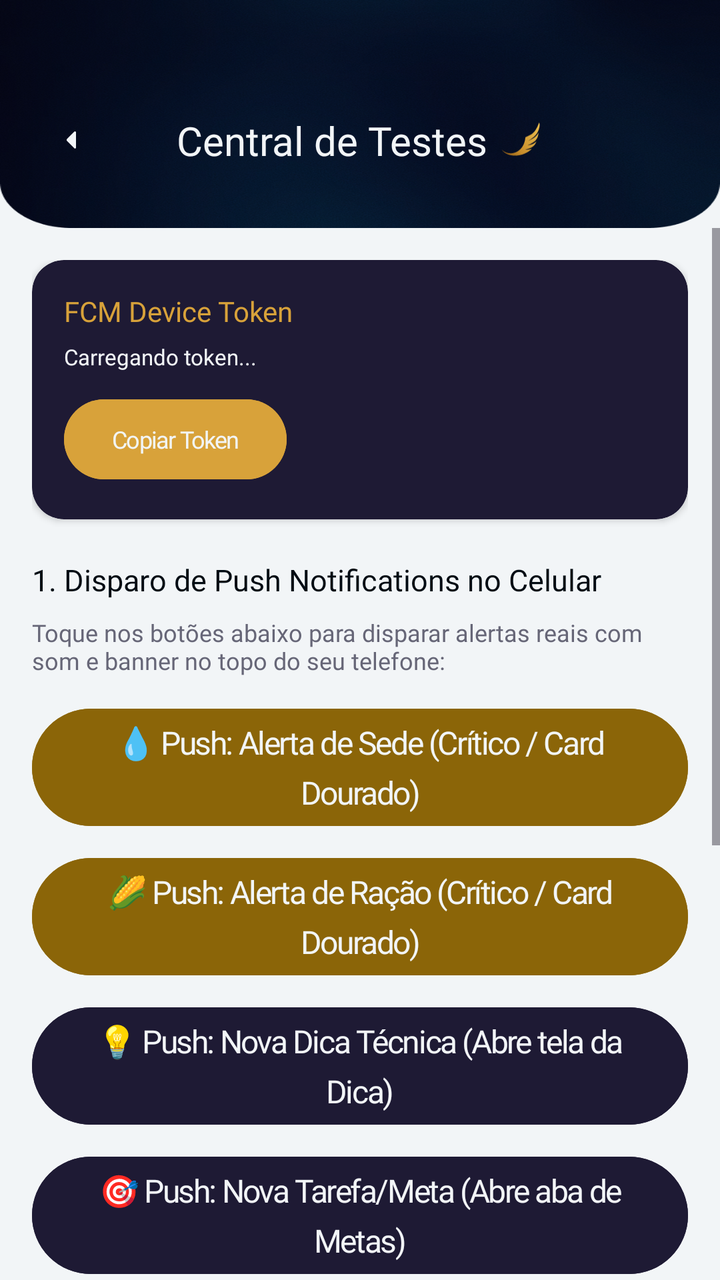
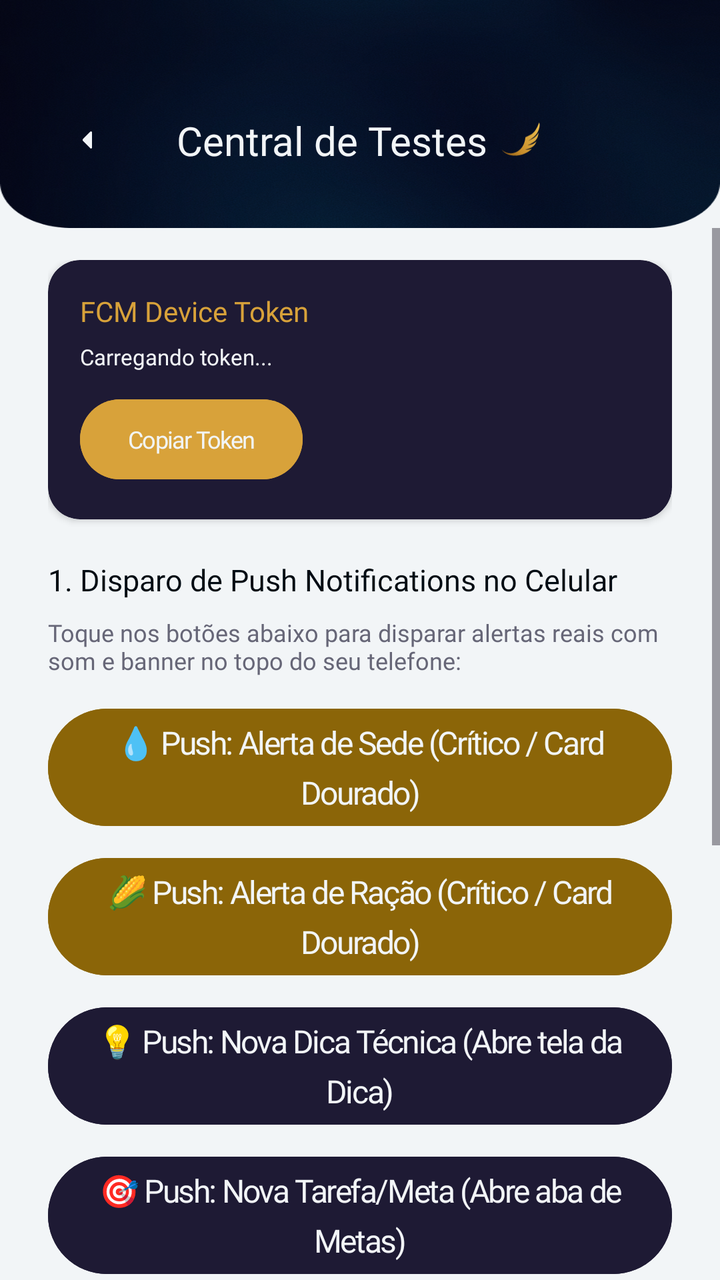

An Android layout rendered at two revisions. The XML below is the earlier revision; the diff shows what the commit changed to produce the second picture.
<!-- AndroidManifest.xml: application theme Theme.Ouros -->
<!-- res/layout/activity_notification_test.xml -->
<?xml version="1.0" encoding="utf-8"?>
<androidx.constraintlayout.widget.ConstraintLayout xmlns:android="http://schemas.android.com/apk/res/android"
    xmlns:app="http://schemas.android.com/apk/res-auto"
    xmlns:tools="http://schemas.android.com/tools"
    android:layout_width="match_parent"
    android:layout_height="match_parent"
    android:background="@color/white">

    
    <androidx.constraintlayout.widget.ConstraintLayout
        android:id="@+id/headerTest"
        android:layout_width="0dp"
        android:layout_height="wrap_content"
        android:background="@drawable/header_background"
        android:paddingStart="16dp"
        android:paddingTop="50dp"
        android:paddingEnd="16dp"
        android:paddingBottom="24dp"
        app:layout_constraintEnd_toEndOf="parent"
        app:layout_constraintStart_toStartOf="parent"
        app:layout_constraintTop_toTopOf="parent">

        <ImageView
            android:id="@+id/btnBack"
            android:layout_width="40dp"
            android:layout_height="40dp"
            android:background="?android:attr/selectableItemBackgroundBorderless"
            android:contentDescription="Voltar"
            android:padding="8dp"
            android:src="@drawable/ic_arrow_left"
            app:layout_constraintBottom_toBottomOf="parent"
            app:layout_constraintStart_toStartOf="parent"
            app:layout_constraintTop_toTopOf="parent"
            app:tint="@color/white" />

        <LinearLayout
            android:layout_width="wrap_content"
            android:layout_height="wrap_content"
            android:gravity="center"
            android:orientation="horizontal"
            app:layout_constraintBottom_toBottomOf="parent"
            app:layout_constraintEnd_toEndOf="parent"
            app:layout_constraintStart_toStartOf="parent"
            app:layout_constraintTop_toTopOf="parent">

            <TextView
                android:layout_width="wrap_content"
                android:layout_height="wrap_content"
                android:fontFamily="@font/poppins_semibold"
                android:text="Central de Testes"
                android:textColor="@color/white"
                android:textSize="20sp" />

            <ImageView
                android:layout_width="22dp"
                android:layout_height="22dp"
                android:layout_marginStart="6dp"
                android:contentDescription="Asa Ouros"
                android:src="@drawable/ouros_goldwings" />

        </LinearLayout>

    </androidx.constraintlayout.widget.ConstraintLayout>

    <ScrollView
        android:layout_width="0dp"
        android:layout_height="0dp"
        android:clipToPadding="false"
        android:fillViewport="true"
        android:paddingBottom="32dp"
        app:layout_constraintBottom_toBottomOf="parent"
        app:layout_constraintEnd_toEndOf="parent"
        app:layout_constraintStart_toStartOf="parent"
        app:layout_constraintTop_toBottomOf="@id/headerTest">

        <LinearLayout
            android:layout_width="match_parent"
            android:layout_height="wrap_content"
            android:orientation="vertical"
            android:padding="16dp">

            
            <com.google.android.material.card.MaterialCardView
                android:layout_width="match_parent"
                android:layout_height="wrap_content"
                app:cardBackgroundColor="@color/notification_dark"
                app:cardCornerRadius="16dp"
                app:cardElevation="2dp"
                app:strokeWidth="0dp">

                <LinearLayout
                    android:layout_width="match_parent"
                    android:layout_height="wrap_content"
                    android:orientation="vertical"
                    android:padding="16dp">

                    <TextView
                        android:layout_width="wrap_content"
                        android:layout_height="wrap_content"
                        android:fontFamily="@font/poppins_semibold"
                        android:text="FCM Device Token"
                        android:textColor="@color/gold"
                        android:textSize="14sp" />

                    <TextView
                        android:id="@+id/txtFcmToken"
                        android:layout_width="match_parent"
                        android:layout_height="wrap_content"
                        android:layout_marginTop="6dp"
                        android:fontFamily="@font/poppins_regular"
                        android:lineHeight="18dp"
                        android:text="Carregando token..."
                        android:textColor="@color/white"
                        android:textSize="11sp" />

                    <Button
                        android:id="@+id/btnCopyToken"
                        style="@style/text_button"
                        android:layout_width="wrap_content"
                        android:layout_height="wrap_content"
                        android:layout_marginTop="10dp"
                        android:backgroundTint="@color/gold"
                        android:text="Copiar Token"
                        android:textColor="@color/white"
                        android:textSize="12sp" />

                </LinearLayout>

            </com.google.android.material.card.MaterialCardView>

            
            <TextView
                android:layout_width="wrap_content"
                android:layout_height="wrap_content"
                android:layout_marginTop="20dp"
                android:layout_marginBottom="8dp"
                android:fontFamily="@font/poppins_bold"
                android:text="1. Disparo de Push Notifications no Celular"
                android:textColor="@color/black"
                android:textSize="15sp" />

            <TextView
                android:layout_width="wrap_content"
                android:layout_height="wrap_content"
                android:layout_marginBottom="12dp"
                android:fontFamily="@font/poppins_regular"
                android:text="Toque nos botões abaixo para disparar alertas reais com som e banner no topo do seu telefone:"
                android:textColor="#666677"
                android:textSize="12sp" />

            <Button
                android:id="@+id/btnTestPushWater"
                style="@style/text_button"
                android:layout_width="match_parent"
                android:layout_height="wrap_content"
                android:layout_marginBottom="8dp"
                android:backgroundTint="#8B6508"
                android:text="💧 Push: Alerta de Sede (Crítico / Card Dourado)"
                android:textColor="@color/white" />

            <Button
                android:id="@+id/btnTestPushFeed"
                style="@style/text_button"
                android:layout_width="match_parent"
                android:layout_height="wrap_content"
                android:layout_marginBottom="8dp"
                android:backgroundTint="#8B6508"
                android:text="🌽 Push: Alerta de Ração (Crítico / Card Dourado)"
                android:textColor="@color/white" />

            <Button
                android:id="@+id/btnTestPushTip"
                style="@style/text_button"
                android:layout_width="match_parent"
                android:layout_height="wrap_content"
                android:layout_marginBottom="8dp"
                android:backgroundTint="@color/notification_dark"
                android:text="💡 Push: Nova Dica Técnica (Abre tela da Dica)"
                android:textColor="@color/white" />

            <Button
                android:id="@+id/btnTestPushGoal"
                style="@style/text_button"
                android:layout_width="match_parent"
                android:layout_height="wrap_content"
                android:layout_marginBottom="8dp"
                android:backgroundTint="@color/notification_dark"
                android:text="🎯 Push: Nova Tarefa/Meta (Abre aba de Metas)"
                android:textColor="@color/white" />

            <Button
                android:id="@+id/btnTestPushRank"
                style="@style/text_button"
                android:layout_width="match_parent"
                android:layout_height="wrap_content"
                android:layout_marginBottom="8dp"
                android:backgroundTint="@color/notification_dark"
                android:text="🏆 Push: Novo Ranking (Abre aba de Ranking)"
                android:textColor="@color/white" />

            
            <TextView
                android:layout_width="wrap_content"
                android:layout_height="wrap_content"
                android:layout_marginTop="20dp"
                android:layout_marginBottom="8dp"
                android:fontFamily="@font/poppins_bold"
                android:text="2. Navegar Diretamente para as Telas"
                android:textColor="@color/black"
                android:textSize="15sp" />

            <Button
                android:id="@+id/btnOpenNotificationsScreen"
                style="@style/text_button"
                android:layout_width="match_parent"
                android:layout_height="wrap_content"
                android:layout_marginBottom="8dp"
                android:backgroundTint="@color/blue"
                android:text="🔔 Abrir Central de Notificações"
                android:textColor="@color/white" />

            <Button
                android:id="@+id/btnOpenTipScreen"
                style="@style/text_button"
                android:layout_width="match_parent"
                android:layout_height="wrap_content"
                android:layout_marginBottom="8dp"
                android:backgroundTint="@color/blue"
                android:text="📖 Abrir Tela de Detalhes da Dica"
                android:textColor="@color/white" />

            <Button
                android:id="@+id/btnOpenGoalsTab"
                style="@style/text_button"
                android:layout_width="match_parent"
                android:layout_height="wrap_content"
                android:layout_marginBottom="8dp"
                android:backgroundTint="@color/blue"
                android:text="🎯 Abrir Aba de Metas na MainActivity"
                android:textColor="@color/white" />

        </LinearLayout>

    </ScrollView>

</androidx.constraintlayout.widget.ConstraintLayout>
<!-- resources referenced by this layout -->
<resources>
  <color name="black">#010B13</color>
  <color name="blue">#171438</color>
  <color name="gold">#D8A23A</color>
  <color name="notification_dark">#1E1A34</color>
  <color name="white">#F2F5F7</color>
  <!-- drawable header_background: png bitmap (drawable, 378721 bytes) -->
  <!-- drawable ic_arrow_left (drawable) -->
  <vector xmlns:android="http://schemas.android.com/apk/res/android" android:autoMirrored="true" android:height="24dp" android:tint="#010B13" android:viewportHeight="960" android:viewportWidth="960" android:width="24dp">
  
      <path android:fillColor="@android:color/white" android:pathData="M526,646L381,501Q376,496 374,491Q372,486 372,480Q372,474 374,469Q376,464 381,459L526,314Q529,311 532.5,309.5Q536,308 540,308Q548,308 554,313.5Q560,319 560,328L560,632Q560,641 554,646.5Q548,652 540,652Q538,652 526,646Z"/>
  
  </vector>
  <!-- drawable ouros_goldwings (drawable) -->
  <vector xmlns:android="http://schemas.android.com/apk/res/android"
      xmlns:aapt="http://schemas.android.com/aapt"
      android:width="42dp"
      android:height="38dp"
      android:viewportWidth="42"
      android:viewportHeight="38">
    <path
        android:pathData="M24.864,16.379C23.699,30.933 10.038,35.613 2.339,28.25C7.825,36.241 23.096,35.499 31.153,27.28C28.477,28.04 27.05,28.258 24.677,28.136C31.254,26.553 33.705,24.792 35.485,20.374C32.897,22.543 31.346,23.334 26.844,24.084C34.935,20.61 36.854,17.829 37.445,11.984C35.615,14.968 34.579,16.641 27.608,19.803C33.685,15.917 35.985,13.697 37.722,8.788L38.266,6.676L38.376,5.935L38.486,4.907L38.487,4.165L38.381,3.48L38.22,2.91L37.952,2.339L36.324,6.334L35.349,8.103C32.574,13.313 29.785,14.046 24.864,16.379Z">
      <aapt:attr name="android:fillColor">
        <gradient
            android:startX="36.921"
            android:startY="2.162"
            android:endX="1.892"
            android:endY="27.228"
            android:type="linear">
          <item android:offset="0" android:color="#FFEEBF4E"/>
          <item android:offset="0.322" android:color="#FFDCA83E"/>
          <item android:offset="0.703" android:color="#FFC78C2A"/>
          <item android:offset="1" android:color="#FF945F16"/>
        </gradient>
      </aapt:attr>
    </path>
  </vector>
  <style name="text_button">
          <item name="android:fontFamily">@font/poppins_semibold</item>
          <item name="android:textSize">16sp</item>
          <item name="android:lineHeight">25dp</item>
          <item name="android:letterSpacing">-0.05</item>
          <item name="android:textColor">@color/white</item>
      </style>
  <style name="Theme.Ouros" parent="Theme.Material3.Light.NoActionBar">
          <item name="android:windowLightStatusBar">false</item>
          <item name="android:statusBarColor">@android:color/transparent</item>
          <item name="android:windowDrawsSystemBarBackgrounds">true</item>
          <item name="textInputStyle">@style/Widget.App.TextInputLayout.Gold</item>
      </style>
  <style name="Widget.App.TextInputLayout.Gold" parent="Widget.Material3.TextInputLayout.OutlinedBox">
          <item name="boxStrokeColor">@color/gold</item>
          <item name="hintTextColor">@color/gold</item>
          <item name="cursorColor">@color/gold</item>
  
          <item name="android:layout_marginTop">5dp</item>
          <item name="android:layout_width">match_parent</item>
          <item name="android:layout_height">wrap_content</item>
          <item name="boxCornerRadiusTopStart">12dp</item>
          <item name="boxCornerRadiusTopEnd">12dp</item>
          <item name="boxCornerRadiusBottomStart">12dp</item>
          <item name="boxCornerRadiusBottomEnd">12dp</item>
      </style>
</resources>

<!-- the commit's change to res/layout/activity_notification_test.xml (unified diff, before → after) -->
@@ -12,9 +12,9 @@
         android:layout_width="0dp"
         android:layout_height="wrap_content"
         android:background="@drawable/header_background"
-        android:paddingStart="16dp"
+        android:paddingStart="@dimen/main_content_horizontal_padding"
         android:paddingTop="50dp"
-        android:paddingEnd="16dp"
+        android:paddingEnd="@dimen/main_content_horizontal_padding"
         android:paddingBottom="24dp"
         app:layout_constraintEnd_toEndOf="parent"
         app:layout_constraintStart_toStartOf="parent"
@@ -77,7 +77,10 @@
             android:layout_width="match_parent"
             android:layout_height="wrap_content"
             android:orientation="vertical"
-            android:padding="16dp">
+            android:paddingStart="@dimen/main_content_horizontal_padding"
+            android:paddingTop="16dp"
+            android:paddingEnd="@dimen/main_content_horizontal_padding"
+            android:paddingBottom="16dp">
 
             
             <com.google.android.material.card.MaterialCardView
<!-- resource entries referenced after the edit -->
@@ -5,6 +5,7 @@
   <color name="gold">#D8A23A</color>
   <color name="notification_dark">#1E1A34</color>
   <color name="white">#F2F5F7</color>
+  <dimen name="main_content_horizontal_padding">24dp</dimen>
   <!-- drawable header_background: png bitmap (drawable, 378721 bytes) -->
   <!-- drawable ic_arrow_left (drawable) -->
   <vector xmlns:android="http://schemas.android.com/apk/res/android" android:autoMirrored="true" android:height="24dp" android:tint="#010B13" android:viewportHeight="960" android:viewportWidth="960" android:width="24dp">
